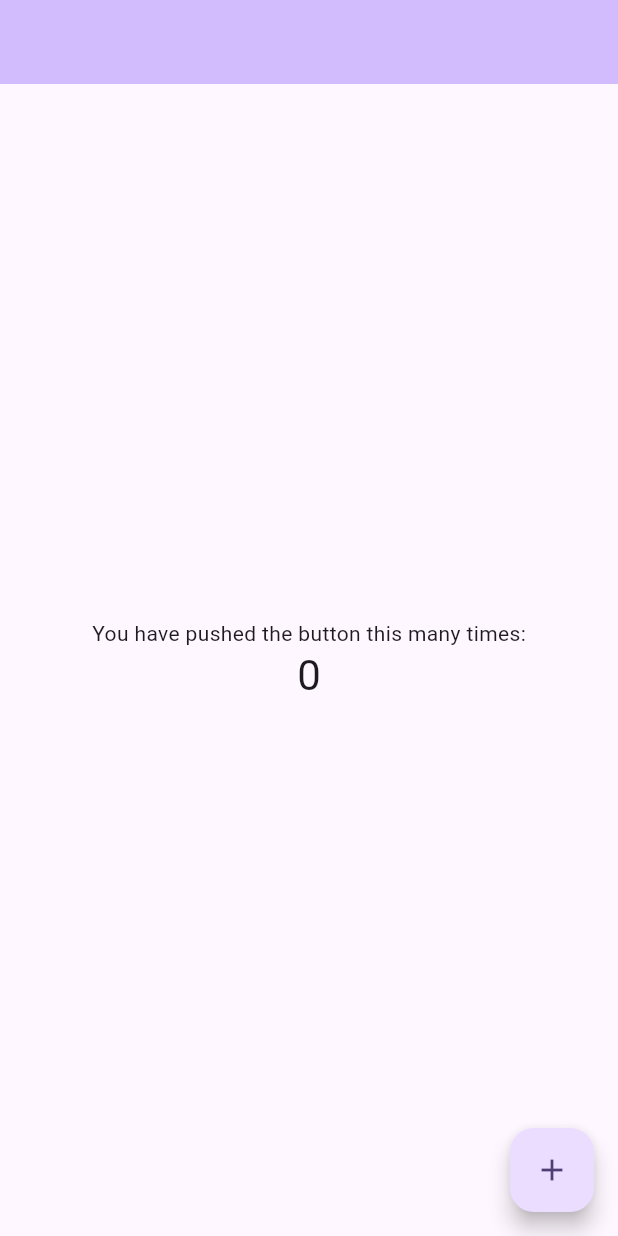
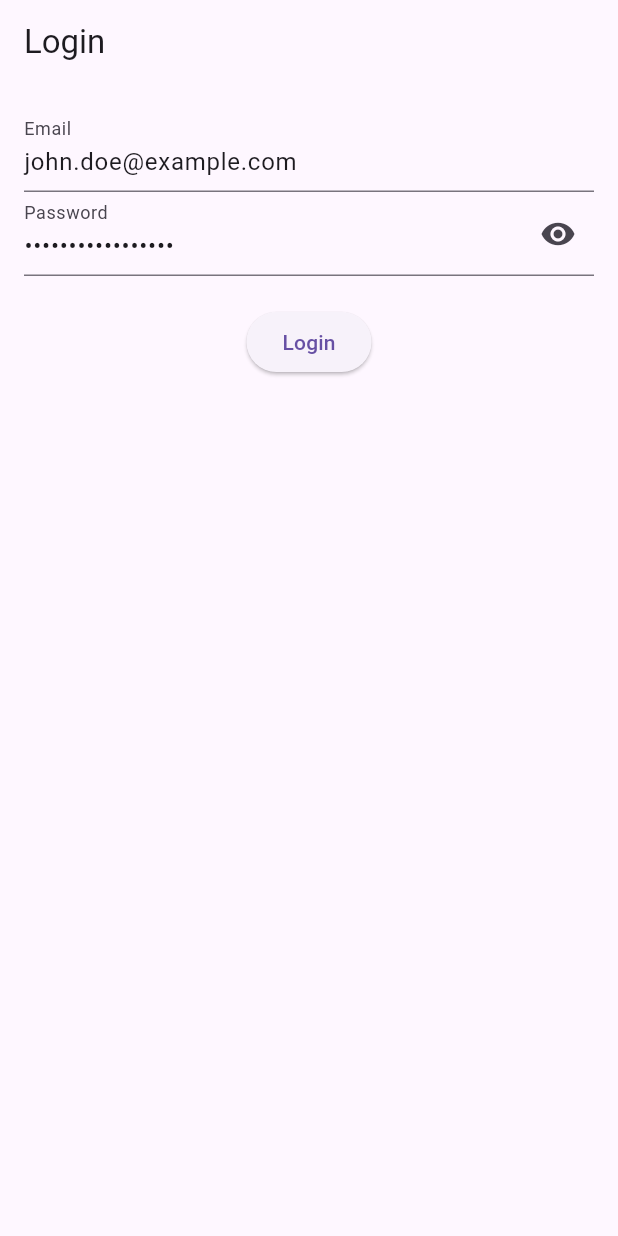
Before and after one commit to Mathvdias/market, a Flutter app: the screen it shows after launch, on a phone screen of 412 x 824 dp. Run offline on Flutter 3.47's test engine with Material 3 defaults, Android fonts, the phone set to English and light mode, and no system bars.

Commit message:
feat: create app

```diff
--- a/lib/main.dart
+++ b/lib/main.dart
@@ -1,69 +1,47 @@
 import 'package:flutter/material.dart';
+import 'package:marketplace/models/product.dart';
+import 'package:marketplace/repositories/product.dart';
+import 'package:marketplace/repositories/product_impl.dart';
+import 'package:marketplace/repositories/user.dart';
+import 'package:marketplace/repositories/user_impl.dart';
+import 'package:marketplace/ui/login.dart';
+import 'package:marketplace/ui/product_details.dart';
+import 'package:marketplace/ui/products.dart';
+import 'package:marketplace/ui/splash.dart';
 
 void main() {
-  runApp(const MyApp());
+  runApp(MyApp());
 }
 
 class MyApp extends StatelessWidget {
-  const MyApp({super.key});
+  final UserRepository userRepository = MockUserRepository();
+  final ProductRepository productRepository = MockProductRepository();
+
+  MyApp({super.key});
 
   @override
   Widget build(BuildContext context) {
     return MaterialApp(
-      title: 'Flutter Demo',
+      themeMode: ThemeMode.system,
+      title: 'Marketplace',
       theme: ThemeData(
-        colorScheme: ColorScheme.fromSeed(seedColor: Colors.deepPurple),
-        useMaterial3: true,
+        primarySwatch: Colors.blue,
+        brightness: Brightness.light,
       ),
-      home: const MyHomePage(title: ''),
+      darkTheme: ThemeData(
+        brightness: Brightness.dark,
+        primarySwatch: Colors.blue,
+      ),
+      initialRoute: '/',
+      routes: {
+        '/': (context) => const SplashScreen(),
+        '/login': (context) => LoginPage(userRepository: userRepository),
+        '/products': (context) =>
+            ProductPage(productRepository: productRepository),
+        '/product_details': (context) => ProductDetailsPage(
+              product: ModalRoute.of(context)?.settings.arguments as Product,
+            ),
+      },
     );
   }
 }
-
-class MyHomePage extends StatefulWidget {
-  const MyHomePage({super.key, required this.title});
-
-  final String title;
-
-  @override
-  State<MyHomePage> createState() => _MyHomePageState();
-}
-
-class _MyHomePageState extends State<MyHomePage> {
-  int _counter = 0;
-
-  void _incrementCounter() {
-    setState(() {
-      _counter++;
-    });
-  }
-
-  @override
-  Widget build(BuildContext context) {
-    return Scaffold(
-      appBar: AppBar(
-        backgroundColor: Theme.of(context).colorScheme.inversePrimary,
-        title: Text(widget.title),
-      ),
-      body: Center(
-        child: Column(
-          mainAxisAlignment: MainAxisAlignment.center,
-          children: <Widget>[
-            const Text(
-              'You have pushed the button this many times:',
-            ),
-            Text(
-              '$_counter',
-              style: Theme.of(context).textTheme.headlineMedium,
-            ),
-          ],
-        ),
-      ),
-      floatingActionButton: FloatingActionButton(
-        onPressed: _incrementCounter,
-        tooltip: 'Increment',
-        child: const Icon(Icons.add),
-      ),
-    );
-  }
-}
--- /dev/null
+++ b/lib/models/product.dart
@@ -0,0 +1,34 @@
+class Product {
+  final String name;
+  final String brand;
+  final String model;
+  final String color;
+  final String width;
+  final String length;
+  final String size;
+  final String description;
+
+  Product({
+    required this.name,
+    required this.brand,
+    required this.model,
+    required this.color,
+    required this.width,
+    required this.length,
+    required this.size,
+    required this.description,
+  });
+
+  factory Product.fromJson(Map<String, dynamic> json) {
+    return Product(
+      name: json['name'],
+      brand: json['brand'],
+      model: json['model'],
+      color: json['color'],
+      width: json['width'],
+      length: json['length'],
+      size: json['size'],
+      description: json['description'],
+    );
+  }
+}
--- /dev/null
+++ b/lib/models/user.dart
@@ -0,0 +1,15 @@
+class User {
+  final String name;
+  final String email;
+  final String password;
+
+  User({required this.name, required this.email, required this.password});
+
+  factory User.fromJson(Map<String, dynamic> json) {
+    return User(
+      name: json['name'],
+      email: json['email'],
+      password: json['password'],
+    );
+  }
+}
--- /dev/null
+++ b/lib/repositories/mocks/products.dart
@@ -0,0 +1,212 @@
+final List<Map<String, dynamic>> productsJson = [
+  {
+    "name": "Smartphone XYZ",
+    "brand": "TechBrand",
+    "model": "X123",
+    "color": "Black",
+    "width": "70 mm",
+    "length": "150 mm",
+    "size": "6.5 inches",
+    "description": "A high-end smartphone with the latest features."
+  },
+  {
+    "name": "Laptop Alpha",
+    "brand": "TechBrand",
+    "model": "A200",
+    "color": "Silver",
+    "width": "300 mm",
+    "length": "200 mm",
+    "size": "15.6 inches",
+    "description": "A sleek laptop for productivity and gaming."
+  },
+  {
+    "name": "Tablet Pro",
+    "brand": "TechBrand",
+    "model": "T300",
+    "color": "Gray",
+    "width": "150 mm",
+    "length": "250 mm",
+    "size": "10.1 inches",
+    "description": "A powerful tablet for media and work."
+  },
+  {
+    "name": "Smartwatch Zeta",
+    "brand": "WearTech",
+    "model": "Z500",
+    "color": "Black",
+    "width": "40 mm",
+    "length": "40 mm",
+    "size": "1.5 inches",
+    "description": "A smartwatch with health tracking and notifications."
+  },
+  {
+    "name": "Wireless Headphones",
+    "brand": "AudioTech",
+    "model": "WHX100",
+    "color": "Black",
+    "width": "80 mm",
+    "length": "180 mm",
+    "size": "Over-ear",
+    "description": "Noise-canceling wireless headphones for audiophiles."
+  },
+  {
+    "name": "Gaming Console X",
+    "brand": "GamePro",
+    "model": "X900",
+    "color": "White",
+    "width": "300 mm",
+    "length": "150 mm",
+    "size": "8 inches",
+    "description": "Next-gen gaming console with 4K support."
+  },
+  {
+    "name": "Digital Camera Pro",
+    "brand": "CaptureIt",
+    "model": "C750",
+    "color": "Black",
+    "width": "120 mm",
+    "length": "90 mm",
+    "size": "24 MP",
+    "description": "Professional digital camera with advanced features."
+  },
+  {
+    "name": "Bluetooth Speaker",
+    "brand": "SoundWave",
+    "model": "S300",
+    "color": "Blue",
+    "width": "100 mm",
+    "length": "100 mm",
+    "size": "Portable",
+    "description": "Compact and powerful Bluetooth speaker."
+  },
+  {
+    "name": "Smart Light Bulb",
+    "brand": "HomeBright",
+    "model": "H100",
+    "color": "White",
+    "width": "60 mm",
+    "length": "120 mm",
+    "size": "Standard",
+    "description": "Smart bulb with customizable colors and brightness."
+  },
+  {
+    "name": "Wireless Charger",
+    "brand": "ChargeTech",
+    "model": "W100",
+    "color": "White",
+    "width": "100 mm",
+    "length": "100 mm",
+    "size": "10W",
+    "description": "Fast wireless charger for smartphones."
+  },
+  {
+    "name": "Fitness Tracker",
+    "brand": "FitLife",
+    "model": "F500",
+    "color": "Black",
+    "width": "30 mm",
+    "length": "50 mm",
+    "size": "1.2 inches",
+    "description": "Fitness tracker with heart rate and activity tracking."
+  },
+  {
+    "name": "4K Smart TV",
+    "brand": "ViewMaster",
+    "model": "V900",
+    "color": "Black",
+    "width": "1400 mm",
+    "length": "800 mm",
+    "size": "55 inches",
+    "description": "4K UHD Smart TV with streaming capabilities."
+  },
+  {
+    "name": "Drone Pro",
+    "brand": "SkyMaster",
+    "model": "D300",
+    "color": "White",
+    "width": "400 mm",
+    "length": "400 mm",
+    "size": "12 MP Camera",
+    "description": "High-performance drone with 4K video recording."
+  },
+  {
+    "name": "VR Headset",
+    "brand": "VirtualTech",
+    "model": "V100",
+    "color": "Black",
+    "width": "200 mm",
+    "length": "100 mm",
+    "size": "Standard",
+    "description": "Virtual reality headset for immersive gaming."
+  },
+  {
+    "name": "E-book Reader",
+    "brand": "BookMaster",
+    "model": "B700",
+    "color": "Gray",
+    "width": "110 mm",
+    "length": "160 mm",
+    "size": "6 inches",
+    "description": "E-book reader with glare-free display."
+  },
+  {
+    "name": "Portable Projector",
+    "brand": "VisionPro",
+    "model": "P600",
+    "color": "Black",
+    "width": "100 mm",
+    "length": "100 mm",
+    "size": "1080p",
+    "description": "Compact portable projector with full HD resolution."
+  },
+  {
+    "name": "Mechanical Keyboard",
+    "brand": "KeyTech",
+    "model": "K800",
+    "color": "Black",
+    "width": "450 mm",
+    "length": "150 mm",
+    "size": "Full Size",
+    "description": "Mechanical keyboard with RGB lighting."
+  },
+  {
+    "name": "Noise-Canceling Earbuds",
+    "brand": "AudioPro",
+    "model": "N500",
+    "color": "White",
+    "width": "30 mm",
+    "length": "20 mm",
+    "size": "In-ear",
+    "description": "True wireless earbuds with noise cancellation."
+  },
+  {
+    "name": "Smart Refrigerator",
+    "brand": "HomeTech",
+    "model": "R1000",
+    "color": "Silver",
+    "width": "900 mm",
+    "length": "1800 mm",
+    "size": "500L",
+    "description": "Smart refrigerator with touchscreen and Wi-Fi."
+  },
+  {
+    "name": "Action Camera",
+    "brand": "GoCapture",
+    "model": "A800",
+    "color": "Black",
+    "width": "50 mm",
+    "length": "40 mm",
+    "size": "12 MP",
+    "description": "Durable action camera with 4K recording and waterproof."
+  },
+  {
+    "name": "Electric Scooter",
+    "brand": "EcoRide",
+    "model": "E400",
+    "color": "Black",
+    "width": "150 mm",
+    "length": "900 mm",
+    "size": "Max speed 25km/h",
+    "description": "Electric scooter with long battery life and folding design."
+  }
+];
--- /dev/null
+++ b/lib/repositories/mocks/user.dart
@@ -0,0 +1,5 @@
+final Map<String, dynamic> userJson = {
+  "name": "John Doe",
+  "email": "john.doe@example.com",
+  "password": "hashedpassword123"
+};
--- /dev/null
+++ b/lib/repositories/product.dart
@@ -0,0 +1,6 @@
+import 'package:marketplace/models/product.dart';
+
+abstract class ProductRepository {
+  Future<List<Product>> getProducts();
+  Future<Product?> getProductDetails(String name);
+}
--- /dev/null
+++ b/lib/repositories/user.dart
@@ -0,0 +1,5 @@
+import 'package:marketplace/models/user.dart';
+
+abstract class UserRepository {
+  Future<User?> authenticate(String email, String password);
+}
--- /dev/null
+++ b/lib/repositories/user_impl.dart
@@ -0,0 +1,13 @@
+import 'package:marketplace/models/user.dart';
+import 'package:marketplace/repositories/mocks/user.dart';
+import 'package:marketplace/repositories/user.dart';
+
+class MockUserRepository implements UserRepository {
+  @override
+  Future<User?> authenticate(String email, String password) async {
+    if (email == userJson['email'] && password == userJson['password']) {
+      return User.fromJson(userJson);
+    }
+    return null;
+  }
+}
--- /dev/null
+++ b/lib/ui/login.dart
@@ -0,0 +1,85 @@
+import 'package:flutter/material.dart';
+import 'package:marketplace/repositories/user.dart';
+
+class LoginPage extends StatefulWidget {
+  final UserRepository userRepository;
+
+  const LoginPage({super.key, required this.userRepository});
+
+  @override
+  State<LoginPage> createState() => _LoginPageState();
+}
+
+class _LoginPageState extends State<LoginPage> {
+  final _emailController = TextEditingController(
+    text: "john.doe@example.com",
+  );
+  final _passwordController = TextEditingController(
+    text: "hashedpassword123",
+  );
+  bool _obscurePassword = true;
+  String? _errorMessage;
+
+  void _login() async {
+    final user = await widget.userRepository.authenticate(
+      _emailController.text,
+      _passwordController.text,
+    );
+
+    if (!mounted) return;
+
+    if (user != null) {
+      Navigator.pushReplacementNamed(context, '/products',
+          arguments: user.name);
+    } else {
+      setState(() {
+        _errorMessage = "Usuário ou senha incorretos.";
+      });
+    }
+  }
+
+  @override
+  Widget build(BuildContext context) {
+    return Scaffold(
+      appBar: AppBar(title: const Text("Login")),
+      body: Padding(
+        padding: const EdgeInsets.all(16),
+        child: Column(
+          children: [
+            TextField(
+              controller: _emailController,
+              decoration: const InputDecoration(labelText: "Email"),
+            ),
+            TextField(
+              controller: _passwordController,
+              obscureText: _obscurePassword,
+              decoration: InputDecoration(
+                labelText: "Password",
+                suffixIcon: IconButton(
+                  icon: Icon(
+                    _obscurePassword ? Icons.visibility : Icons.visibility_off,
+                  ),
+                  onPressed: () {
+                    setState(() {
+                      _obscurePassword = !_obscurePassword;
+                    });
+                  },
+                ),
+              ),
+            ),
+            const SizedBox(height: 20),
+            ElevatedButton(
+              onPressed: _login,
+              child: const Text("Login"),
+            ),
+            if (_errorMessage != null)
+              Text(
+                _errorMessage!,
+                style: const TextStyle(color: Colors.red),
+              ),
+          ],
+        ),
+      ),
+    );
+  }
+}
```
Also changed, not shown: lib/repositories/product_impl.dart (added, +21 -0 lines), lib/ui/product_details.dart (added, +28 -0 lines), lib/ui/products.dart (added, +88 -0 lines), lib/ui/splash.dart (added, +66 -0 lines), lib/widgets/search.dart (added, +77 -0 lines), 146 other files.
